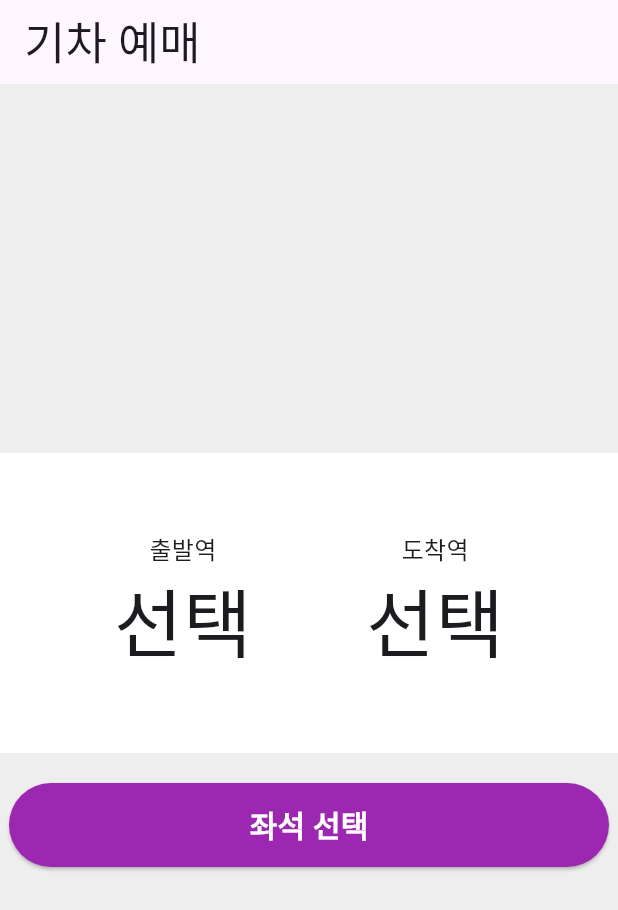
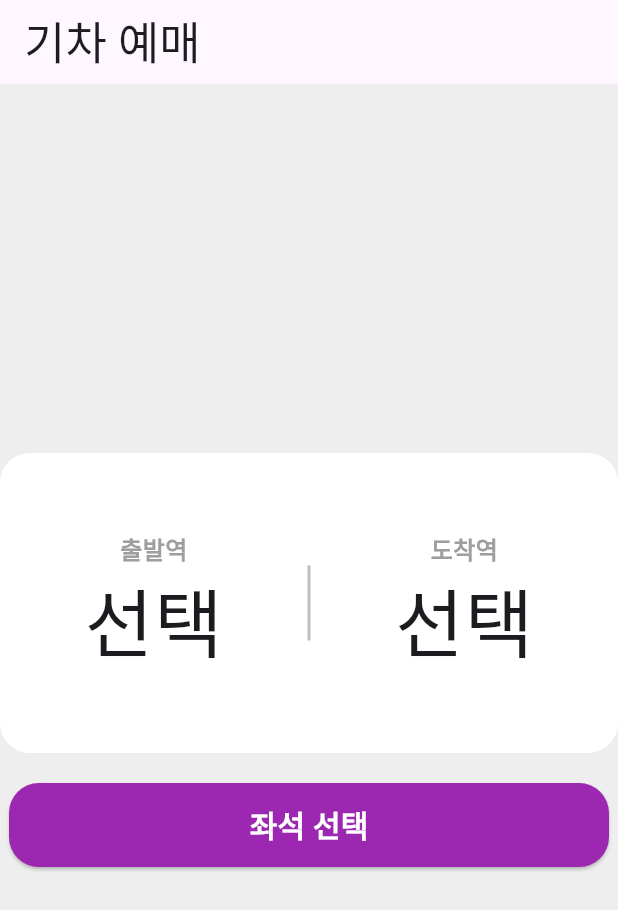
Before and after one commit to wd247/flutter_train_app, a Flutter app: the screen it shows after launch, on a phone screen of 412 x 824 dp. Shown: the top 910 px of the screen. Run offline on Flutter 3.47's test engine with Material 3 defaults, Android fonts, the phone set to English and light mode, and no system bars.

Commit message:
홈페이지 세부수정

```diff
--- a/lib/HomePage.dart
+++ b/lib/HomePage.dart
@@ -26,8 +26,11 @@ class HomePageState extends State<HomePage> {
           children: [
             Container(
                 height: 200,
-                color: Colors.white,
                 width: double.infinity,
+                decoration: BoxDecoration(
+                  color: Colors.white,
+                  borderRadius: BorderRadius.circular(20),
+                ),
                 child: Row(
                     mainAxisAlignment: MainAxisAlignment.spaceEvenly, // 수평 정렬
                     children: [
@@ -35,15 +38,29 @@ class HomePageState extends State<HomePage> {
                       Column(
                         mainAxisAlignment: MainAxisAlignment.center, // 수직 정렬
                         children: [
-                          Text('출발역', style: TextStyle(fontSize: 16)),
+                          Text('출발역',
+                              style: TextStyle(
+                                  fontSize: 16,
+                                  color: Colors.grey,
+                                  fontWeight: FontWeight.bold)),
                           Text('선택', style: TextStyle(fontSize: 50)),
                         ],
                       ),
+                      Container(
+                        width: 2,
+                        height: 50,
+                        color: Colors.grey[400],
+                      ),
+
                       // 두 번째 Column
                       Column(
                         mainAxisAlignment: MainAxisAlignment.center, // 수직 정렬
                         children: [
-                          Text('도착역', style: TextStyle(fontSize: 16)),
+                          Text('도착역',
+                              style: TextStyle(
+                                  fontSize: 16,
+                                  color: Colors.grey,
+                                  fontWeight: FontWeight.bold)),
                           Text('선택', style: TextStyle(fontSize: 50)),
                         ],
                       ),
@@ -56,7 +73,12 @@ class HomePageState extends State<HomePage> {
               height: 56,
               child: ElevatedButton(
                 onPressed: () {},
-                style: ElevatedButton.styleFrom(backgroundColor: Colors.purple),
+                style: ElevatedButton.styleFrom(
+                  backgroundColor: Colors.purple,
+                  shape: RoundedRectangleBorder(
+                    borderRadius: BorderRadius.circular(20),
+                  ),
+                ),
                 child: Text(
                   '좌석 선택',
                   style: TextStyle(
--- a/lib/SeatPage.dart
+++ b/lib/SeatPage.dart
@@ -0,0 +1 @@
+import 'package:flutter/material.dart';
--- a/lib/StationListPage.dart
+++ b/lib/StationListPage.dart
@@ -0,0 +1 @@
+import 'package:flutter/material.dart';
--- a/lib/main.dart
+++ b/lib/main.dart
@@ -1,5 +1,7 @@
 import 'package:flutter/material.dart';
-import 'package:flutter_train_app/Homepage.dart';
+import 'package:flutter_train_app/HomePage.dart';
+import 'package:flutter_train_app/SeatPage.dart';
+import 'package:flutter_train_app/StationListPage.dart';
 
 void main() {
   runApp(const MyApp());
```
